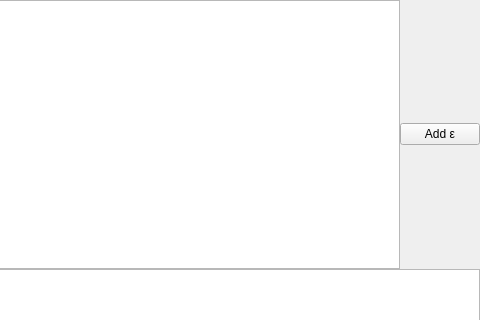
The window that RegularConvertor/reg_exp/regexpwidget.ui (navrkald/regularConvertor) describes before a commit, drawn with Qt 5; both pictures show x 209 to 689 and y 0 to 320 of the 689 by 538 pixel window.
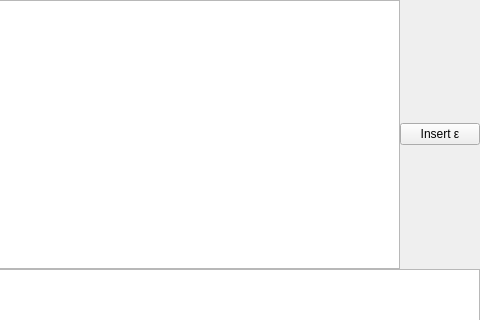
The same window after the commit. Icons and pictures are not drawn. Custom widgets are drawn as their Qt base class.

The edit to the form file:
```diff
--- a/RegularConvertor/reg_exp/regexpwidget.ui
+++ b/RegularConvertor/reg_exp/regexpwidget.ui
@@ -46,7 +46,7 @@
      <item>
       <widget class="QPushButton" name="pushButton">
        <property name="text">
-        <string>Add ε</string>
+        <string>Insert ε</string>
        </property>
       </widget>
      </item>
```
